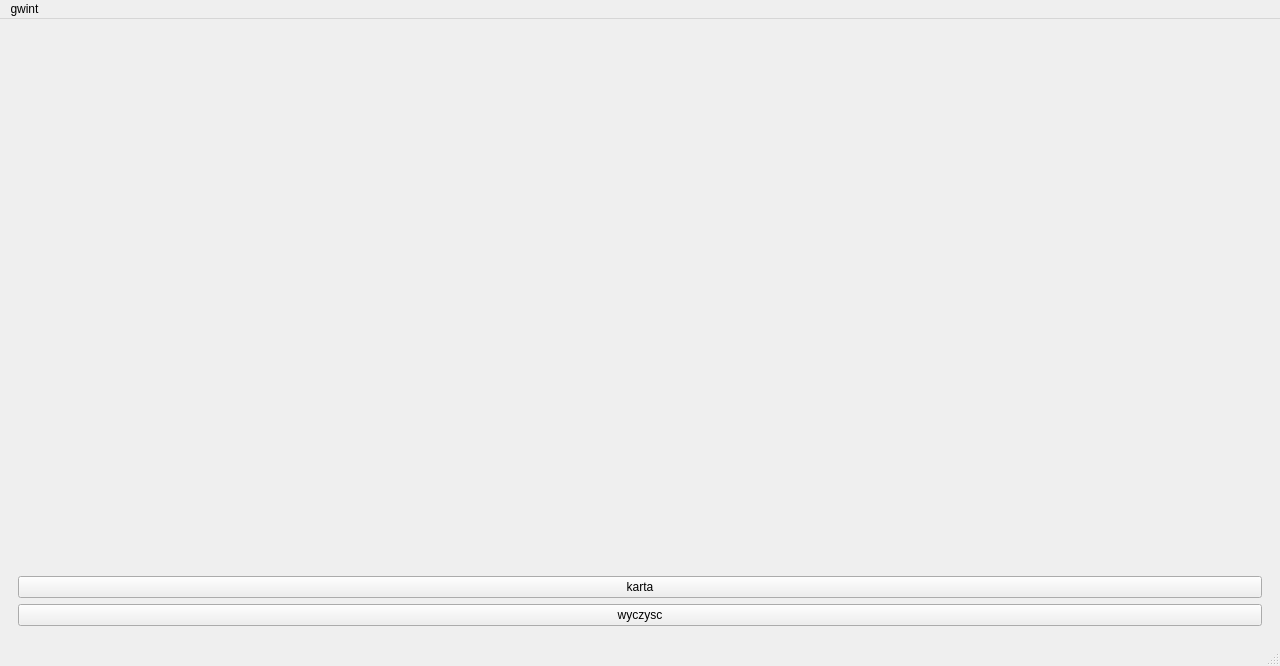
Old version of the form Gwint/mainwindow.ui in the repository Aleksander-Szostek/Programowanie2_Projekt_Gwint.
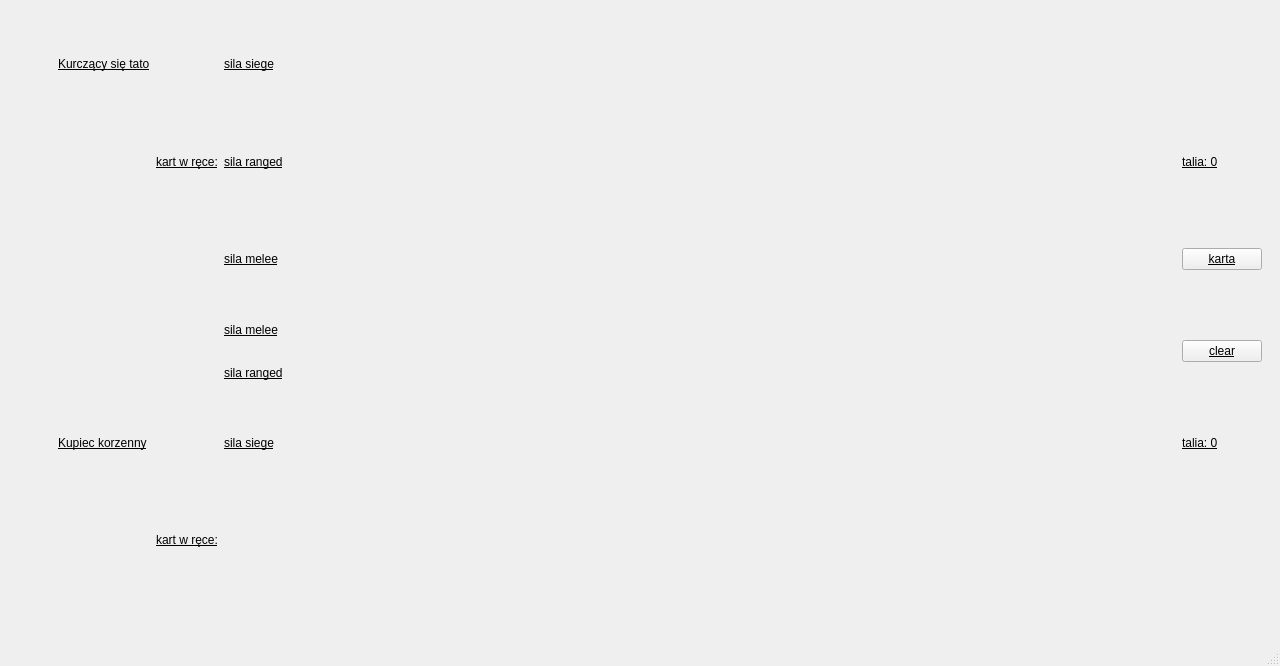
New version of the form. Icons and pictures are not drawn.

Commit message:
dodałem layout GUI planszy
powinien działać (nie działa), ale Qt Creator to chłam

Patch:
```diff
--- a/Gwint/mainwindow.ui
+++ b/Gwint/mainwindow.ui
@@ -13,6 +13,11 @@
   <property name="windowTitle">
    <string>MainWindow</string>
   </property>
+  <property name="styleSheet">
+   <string notr="true">border-image: url(:/plansza.jpg);
+text-decoration: underline;
+font: 350 9pt &quot;Segoe UI&quot;;</string>
+  </property>
   <widget class="QWidget" name="centralwidget">
    <property name="autoFillBackground">
     <bool>false</bool>
@@ -131,92 +136,456 @@
        </property>
        <layout class="QVBoxLayout" name="verticalLayout_2">
         <item>
-         <widget class="QLabel" name="tlo">
-          <property name="autoFillBackground">
-           <bool>false</bool>
-          </property>
-          <property name="styleSheet">
-           <string notr="true"/>
-          </property>
-          <property name="text">
-           <string/>
-          </property>
-          <property name="scaledContents">
-           <bool>false</bool>
-          </property>
-          <property name="wordWrap">
-           <bool>false</bool>
-          </property>
-         </widget>
-        </item>
-        <item>
-         <layout class="QHBoxLayout" name="layout_plansza_test">
-          <property name="leftMargin">
-           <number>750</number>
-          </property>
-          <property name="rightMargin">
-           <number>600</number>
-          </property>
-          <property name="bottomMargin">
-           <number>0</number>
-          </property>
+         <layout class="QGridLayout" name="gridLayout">
+          <item row="11" column="6">
+           <spacer name="kol6_szer">
+            <property name="orientation">
+             <enum>Qt::Orientation::Horizontal</enum>
+            </property>
+            <property name="sizeType">
+             <enum>QSizePolicy::Policy::Fixed</enum>
+            </property>
+            <property name="sizeHint" stdset="0">
+             <size>
+              <width>40</width>
+              <height>20</height>
+             </size>
+            </property>
+           </spacer>
+          </item>
+          <item row="2" column="3">
+           <widget class="QLabel" name="player2_melee_nr">
+            <property name="text">
+             <string>sila melee</string>
+            </property>
+           </widget>
+          </item>
+          <item row="1" column="1">
+           <layout class="QHBoxLayout" name="player2_leader"/>
+          </item>
+          <item row="10" column="6">
+           <layout class="QHBoxLayout" name="player1_graveyard"/>
+          </item>
+          <item row="11" column="8">
+           <spacer name="kol8_szer">
+            <property name="orientation">
+             <enum>Qt::Orientation::Horizontal</enum>
+            </property>
+            <property name="sizeType">
+             <enum>QSizePolicy::Policy::Fixed</enum>
+            </property>
+            <property name="sizeHint" stdset="0">
+             <size>
+              <width>40</width>
+              <height>20</height>
+             </size>
+            </property>
+           </spacer>
+          </item>
+          <item row="0" column="6">
+           <layout class="QHBoxLayout" name="player2_graveyard"/>
+          </item>
+          <item row="1" column="4">
+           <layout class="QHBoxLayout" name="player2_ranged_horn"/>
+          </item>
+          <item row="0" column="4">
+           <layout class="QHBoxLayout" name="player2_siege_horn"/>
+          </item>
+          <item row="0" column="8">
+           <layout class="QHBoxLayout" name="player2_talia"/>
+          </item>
+          <item row="0" column="5">
+           <layout class="QHBoxLayout" name="player2_siege">
+            <item>
+             <spacer name="wier1_wys">
+              <property name="orientation">
+               <enum>Qt::Orientation::Vertical</enum>
+              </property>
+              <property name="sizeHint" stdset="0">
+               <size>
+                <width>20</width>
+                <height>40</height>
+               </size>
+              </property>
+             </spacer>
+            </item>
+           </layout>
+          </item>
+          <item row="5" column="1">
+           <layout class="QHBoxLayout" name="pogoda"/>
+          </item>
+          <item row="10" column="8">
+           <layout class="QHBoxLayout" name="player1_talia"/>
+          </item>
+          <item row="5" column="5">
+           <layout class="QVBoxLayout" name="verticalLayout_8">
+            <item>
+             <layout class="QHBoxLayout" name="player1_melee">
+              <item>
+               <spacer name="wier4_wys">
+                <property name="orientation">
+                 <enum>Qt::Orientation::Vertical</enum>
+                </property>
+                <property name="sizeType">
+                 <enum>QSizePolicy::Policy::Fixed</enum>
+                </property>
+                <property name="sizeHint" stdset="0">
+                 <size>
+                  <width>20</width>
+                  <height>40</height>
+                 </size>
+                </property>
+               </spacer>
+              </item>
+             </layout>
+            </item>
+            <item>
+             <layout class="QHBoxLayout" name="player1_ranged">
+              <item>
+               <spacer name="wier5_wys">
+                <property name="orientation">
+                 <enum>Qt::Orientation::Vertical</enum>
+                </property>
+                <property name="sizeType">
+                 <enum>QSizePolicy::Policy::Fixed</enum>
+                </property>
+                <property name="sizeHint" stdset="0">
+                 <size>
+                  <width>20</width>
+                  <height>40</height>
+                 </size>
+                </property>
+               </spacer>
+              </item>
+             </layout>
+            </item>
+           </layout>
+          </item>
+          <item row="10" column="5">
+           <layout class="QHBoxLayout" name="layout_reki">
+            <item>
+             <spacer name="wier7_wys">
+              <property name="orientation">
+               <enum>Qt::Orientation::Vertical</enum>
+              </property>
+              <property name="sizeHint" stdset="0">
+               <size>
+                <width>20</width>
+                <height>40</height>
+               </size>
+              </property>
+             </spacer>
+            </item>
+           </layout>
+          </item>
+          <item row="0" column="3">
+           <widget class="QLabel" name="player2_siege_nr">
+            <property name="text">
+             <string>sila siege</string>
+            </property>
+           </widget>
+          </item>
+          <item row="11" column="4">
+           <spacer name="kol4_szer">
+            <property name="orientation">
+             <enum>Qt::Orientation::Horizontal</enum>
+            </property>
+            <property name="sizeType">
+             <enum>QSizePolicy::Policy::Fixed</enum>
+            </property>
+            <property name="sizeHint" stdset="0">
+             <size>
+              <width>40</width>
+              <height>20</height>
+             </size>
+            </property>
+           </spacer>
+          </item>
+          <item row="2" column="5">
+           <layout class="QHBoxLayout" name="player2_melee">
+            <item>
+             <spacer name="wier3_wys">
+              <property name="orientation">
+               <enum>Qt::Orientation::Vertical</enum>
+              </property>
+              <property name="sizeType">
+               <enum>QSizePolicy::Policy::Expanding</enum>
+              </property>
+              <property name="sizeHint" stdset="0">
+               <size>
+                <width>20</width>
+                <height>40</height>
+               </size>
+              </property>
+             </spacer>
+            </item>
+           </layout>
+          </item>
+          <item row="1" column="2">
+           <widget class="QLabel" name="player2_kart_w_rece">
+            <property name="text">
+             <string>kart w ręce:</string>
+            </property>
+           </widget>
+          </item>
+          <item row="9" column="1">
+           <widget class="QLabel" name="player1_name">
+            <property name="text">
+             <string>Kupiec korzenny</string>
+            </property>
+           </widget>
+          </item>
+          <item row="0" column="1">
+           <widget class="QLabel" name="player2_name">
+            <property name="text">
+             <string>Kurczący się tato</string>
+            </property>
+           </widget>
+          </item>
+          <item row="11" column="0">
+           <spacer name="kol0_szer">
+            <property name="orientation">
+             <enum>Qt::Orientation::Horizontal</enum>
+            </property>
+            <property name="sizeType">
+             <enum>QSizePolicy::Policy::Fixed</enum>
+            </property>
+            <property name="sizeHint" stdset="0">
+             <size>
+              <width>40</width>
+              <height>20</height>
+             </size>
+            </property>
+           </spacer>
+          </item>
+          <item row="9" column="3">
+           <widget class="QLabel" name="player1_sieger_nr">
+            <property name="text">
+             <string>sila siege</string>
+            </property>
+           </widget>
+          </item>
+          <item row="5" column="4">
+           <layout class="QVBoxLayout" name="verticalLayout_9">
+            <item>
+             <layout class="QHBoxLayout" name="player1_melee_horn"/>
+            </item>
+            <item>
+             <layout class="QHBoxLayout" name="player1_ranged_horn"/>
+            </item>
+           </layout>
+          </item>
+          <item row="5" column="3">
+           <layout class="QVBoxLayout" name="verticalLayout_10">
+            <item>
+             <widget class="QLabel" name="player1_melee_nr">
+              <property name="text">
+               <string>sila melee</string>
+              </property>
+             </widget>
+            </item>
+            <item>
+             <widget class="QLabel" name="player1_ranged_nr">
+              <property name="text">
+               <string>sila ranged</string>
+              </property>
+             </widget>
+            </item>
+           </layout>
+          </item>
+          <item row="1" column="5">
+           <layout class="QHBoxLayout" name="player2_ranged">
+            <item>
+             <spacer name="wier2_wys">
+              <property name="orientation">
+               <enum>Qt::Orientation::Vertical</enum>
+              </property>
+              <property name="sizeHint" stdset="0">
+               <size>
+                <width>20</width>
+                <height>40</height>
+               </size>
+              </property>
+             </spacer>
+            </item>
+           </layout>
+          </item>
+          <item row="1" column="8">
+           <widget class="QLabel" name="player2_kart_w_talii">
+            <property name="text">
+             <string>talia: 0</string>
+            </property>
+           </widget>
+          </item>
+          <item row="9" column="5">
+           <layout class="QHBoxLayout" name="player1_siege">
+            <item>
+             <spacer name="wier6_wys">
+              <property name="orientation">
+               <enum>Qt::Orientation::Vertical</enum>
+              </property>
+              <property name="sizeHint" stdset="0">
+               <size>
+                <width>20</width>
+                <height>40</height>
+               </size>
+              </property>
+             </spacer>
+            </item>
+           </layout>
+          </item>
+          <item row="9" column="8">
+           <widget class="QLabel" name="player1_kart_w_talii">
+            <property name="text">
+             <string>talia: 0</string>
+            </property>
+           </widget>
+          </item>
+          <item row="9" column="4">
+           <layout class="QHBoxLayout" name="player1_siege_horn"/>
+          </item>
+          <item row="10" column="1">
+           <layout class="QHBoxLayout" name="player1_leader"/>
+          </item>
+          <item row="11" column="7">
+           <spacer name="kol7_szer">
+            <property name="orientation">
+             <enum>Qt::Orientation::Horizontal</enum>
+            </property>
+            <property name="sizeType">
+             <enum>QSizePolicy::Policy::Fixed</enum>
+            </property>
+            <property name="sizeHint" stdset="0">
+             <size>
+              <width>40</width>
+              <height>20</height>
+             </size>
+            </property>
+           </spacer>
+          </item>
+          <item row="11" column="5">
+           <layout class="QHBoxLayout" name="horizontalLayout_3">
+            <item>
+             <spacer name="kol5_szer">
+              <property name="orientation">
+               <enum>Qt::Orientation::Horizontal</enum>
+              </property>
+              <property name="sizeType">
+               <enum>QSizePolicy::Policy::Expanding</enum>
+              </property>
+              <property name="sizeHint" stdset="0">
+               <size>
+                <width>40</width>
+                <height>20</height>
+               </size>
+              </property>
+             </spacer>
+            </item>
+            <item>
+             <spacer name="wier8_wys">
+              <property name="orientation">
+               <enum>Qt::Orientation::Vertical</enum>
+              </property>
+              <property name="sizeType">
+               <enum>QSizePolicy::Policy::Preferred</enum>
+              </property>
+              <property name="sizeHint" stdset="0">
+               <size>
+                <width>20</width>
+                <height>40</height>
+               </size>
+              </property>
+             </spacer>
+            </item>
+           </layout>
+          </item>
+          <item row="1" column="3">
+           <widget class="QLabel" name="player2_ranged_nr">
+            <property name="text">
+             <string>sila ranged</string>
+            </property>
+           </widget>
+          </item>
+          <item row="11" column="3">
+           <spacer name="kol3_szer">
+            <property name="orientation">
+             <enum>Qt::Orientation::Horizontal</enum>
+            </property>
+            <property name="sizeType">
+             <enum>QSizePolicy::Policy::Fixed</enum>
+            </property>
+            <property name="sizeHint" stdset="0">
+             <size>
+              <width>40</width>
+              <height>20</height>
+             </size>
+            </property>
+           </spacer>
+          </item>
+          <item row="10" column="2">
+           <widget class="QLabel" name="player1_kart_w_rece">
+            <property name="text">
+             <string>kart w ręce:</string>
+            </property>
+           </widget>
+          </item>
+          <item row="2" column="4">
+           <layout class="QHBoxLayout" name="player2_melee_horn"/>
+          </item>
+          <item row="2" column="8">
+           <widget class="QPushButton" name="button_dobierz">
+            <property name="text">
+             <string>karta</string>
+            </property>
+           </widget>
+          </item>
+          <item row="5" column="8">
+           <widget class="QPushButton" name="wyczysc_button">
+            <property name="text">
+             <string>clear</string>
+            </property>
+           </widget>
+          </item>
+          <item row="11" column="2">
+           <spacer name="kol2_szer">
+            <property name="orientation">
+             <enum>Qt::Orientation::Horizontal</enum>
+            </property>
+            <property name="sizeType">
+             <enum>QSizePolicy::Policy::Fixed</enum>
+            </property>
+            <property name="sizeHint" stdset="0">
+             <size>
+              <width>40</width>
+              <height>20</height>
+             </size>
+            </property>
+           </spacer>
+          </item>
+          <item row="11" column="1">
+           <spacer name="kol1_szer">
+            <property name="orientation">
+             <enum>Qt::Orientation::Horizontal</enum>
+            </property>
+            <property name="sizeType">
+             <enum>QSizePolicy::Policy::Fixed</enum>
+            </property>
+            <property name="sizeHint" stdset="0">
+             <size>
+              <width>40</width>
+              <height>20</height>
+             </size>
+            </property>
+           </spacer>
+          </item>
          </layout>
         </item>
-        <item>
-         <widget class="QWidget" name="widget" native="true">
-          <layout class="QVBoxLayout" name="verticalLayout_4">
-           <property name="bottomMargin">
-            <number>0</number>
-           </property>
-           <item>
-            <layout class="QHBoxLayout" name="layout_reki">
-             <property name="leftMargin">
-              <number>750</number>
-             </property>
-             <property name="rightMargin">
-              <number>600</number>
-             </property>
-            </layout>
-           </item>
-          </layout>
-         </widget>
-        </item>
-        <item>
-         <widget class="QPushButton" name="button_dobierz">
-          <property name="text">
-           <string>karta</string>
-          </property>
-         </widget>
-        </item>
-        <item>
-         <widget class="QPushButton" name="wyczysc_button">
-          <property name="text">
-           <string>wyczysc</string>
-          </property>
-         </widget>
-        </item>
        </layout>
       </widget>
      </widget>
     </item>
    </layout>
   </widget>
-  <widget class="QMenuBar" name="menubar">
-   <property name="geometry">
-    <rect>
-     <x>0</x>
-     <y>0</y>
-     <width>1280</width>
-     <height>21</height>
-    </rect>
-   </property>
-   <widget class="QMenu" name="menugwint">
-    <property name="title">
-     <string>gwint</string>
-    </property>
-   </widget>
-   <addaction name="menugwint"/>
-  </widget>
   <widget class="QStatusBar" name="statusbar"/>
  </widget>
  <resources/>
```
The commit also changes 7 other files.
